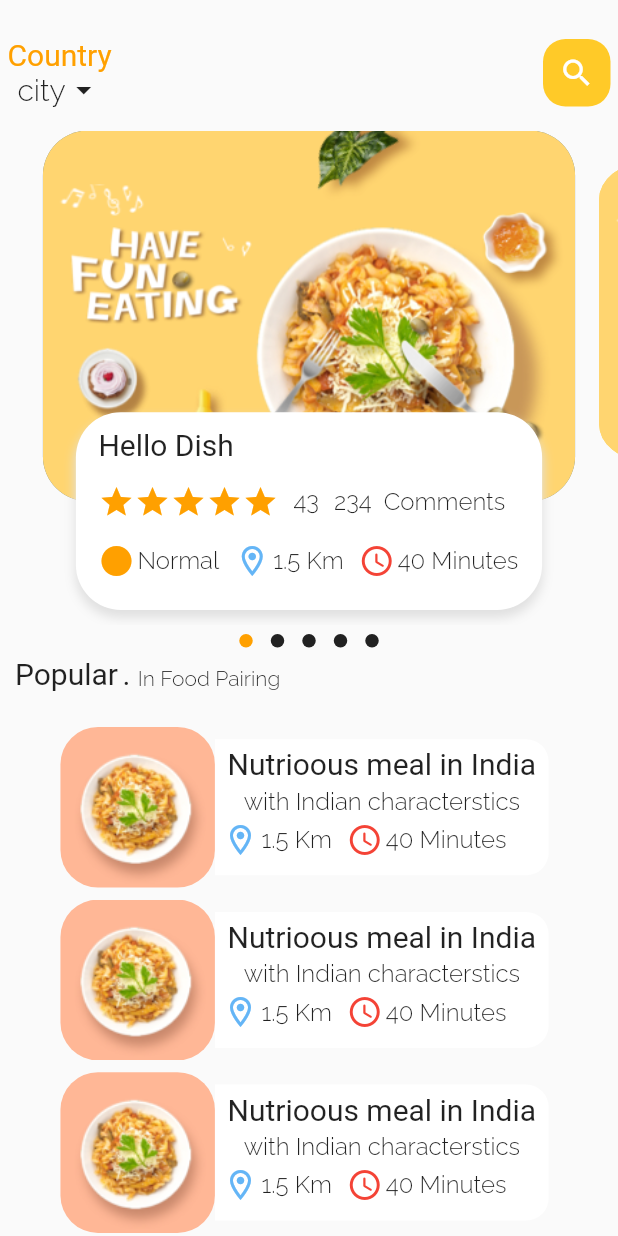
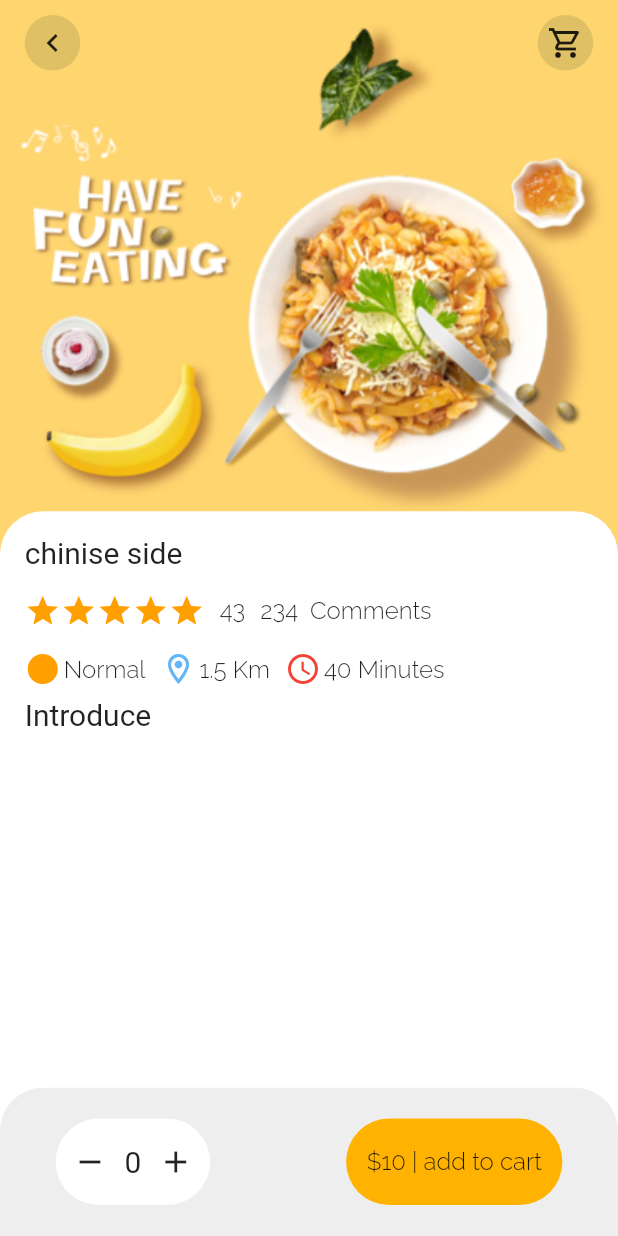
Before and after one commit to azutsavv/food_delivery, a Flutter app: the screen it shows after launch, on a phone screen of 412 x 824 dp. Run offline on Flutter 3.47's test engine with Material 2 defaults, Android fonts, the phone set to English and light mode, and no system bars; drawn by our look-alikes of dots_indicator; our stand-ins replace get, google_fonts; Roboto replaces fonts that are missing (Merienda).

Commit message:
food descripition

```diff
--- a/lib/main.dart
+++ b/lib/main.dart
@@ -1,6 +1,8 @@
 import 'package:flutter/material.dart';
+import 'package:food_delivery/pages/food.dart/popular_food.dart';
+import 'package:get/get_connect/http/src/utils/utils.dart';
 import 'package:get/get_navigation/src/root/get_material_app.dart';
-
+import 'package:flutter/services.dart';
 import 'pages/main_food_page/main_food_page.dart';
 
 void main() {
@@ -15,16 +17,11 @@ class MyApp extends StatelessWidget {
   Widget build(BuildContext context) {
     return GetMaterialApp(
       debugShowCheckedModeBanner: false,
-      initialRoute: 'foodpage',
+      initialRoute: 'popular',
       routes: {
-         'foodpage': (context)=> mianfoodpage(),
-
+        'foodpage': (context) => mianfoodpage(),
+        'popular': (context) => popularfooddetail(),
       },
-
-
-
-
-
     );
   }
 }
--- /dev/null
+++ b/lib/pages/food.dart/popular_food.dart
@@ -0,0 +1,128 @@
+import 'package:flutter/material.dart';
+import 'package:flutter/src/widgets/container.dart';
+import 'package:flutter/src/widgets/framework.dart';
+import 'package:food_delivery/widget/app_column.dart';
+import 'package:food_delivery/widget/popular_icon.dart';
+
+import '../../font/big_text.dart';
+import '../../font/small_text.dart';
+import '../../widget/icon_text.dart';
+
+class popularfooddetail extends StatelessWidget {
+  const popularfooddetail({super.key});
+
+  @override
+  Widget build(BuildContext context) {
+    var ht = MediaQuery.of(context).size.height;
+    var wd = MediaQuery.of(context).size.width;
+    return SafeArea(
+      child: Scaffold(
+        backgroundColor: Colors.white,
+        body: Stack(
+          children: [
+            Positioned(
+                left: 0,
+                right: 0,
+                child: Container(
+                  width: double.maxFinite,
+                  height: ht * 0.45,
+                  decoration: BoxDecoration(
+                      image: DecorationImage(
+                          fit: BoxFit.cover,
+                          image: AssetImage("assets/image/food0.png"))),
+                )),
+            Positioned(
+                top: 10,
+                left: wd * 0.04,
+                right: wd * 0.04,
+                child: Row(
+                  mainAxisAlignment: MainAxisAlignment.spaceBetween,
+                  children: [
+                    appicon(
+                      icon: Icons.chevron_left,
+                      iconSize: wd * .09,
+                    ),
+                    appicon(
+                        icon: Icons.shopping_cart_outlined, iconSize: wd * .09),
+                  ],
+                )),
+            Positioned(
+              left: 0,
+              right: 0,
+              bottom: 0,
+              top: ht * 0.45 - 30,
+              child: Container(
+                  decoration: BoxDecoration(
+                    color: Colors.white,
+                    borderRadius: BorderRadius.only(
+                      topLeft: Radius.circular(wd * 0.07),
+                      topRight: Radius.circular(wd * 0.07),
+                    ),
+                  ),
+                  padding: EdgeInsets.only(
+                      right: wd * 0.04, left: wd * 0.04, top: ht * 0.02),
+                  child: Column(
+                    crossAxisAlignment: CrossAxisAlignment.start,
+                    children: [
+                      app_column(text: 'chinise side',),
+                      SizedBox(height: 7,),
+                      big_text(text: "Introduce",),
+
+                    ],
+                  )
+            )
+            )
+          ],
+        ),
+        bottomNavigationBar: Container(
+          decoration: BoxDecoration(
+            color: Colors.grey.shade200,
+            borderRadius: BorderRadius.only(
+              topLeft: Radius.circular(wd * 0.07),topRight: Radius.circular(wd * 0.07)
+            )
+          ),
+          height: ht*0.12,
+          padding: EdgeInsets.only(
+            left: wd * 0.09,right:wd * 0.09 , top: wd * 0.04,bottom: wd * 0.04
+          ),
+          child: Row(
+            mainAxisAlignment: MainAxisAlignment.spaceBetween,
+            children: [
+            Container(
+              width: wd*0.25,
+              height: wd*0.14,
+              decoration: BoxDecoration(
+                color: Colors.white,
+                borderRadius: BorderRadius.circular(wd*0.2)
+
+              ),
+              child: Row(
+                mainAxisAlignment: MainAxisAlignment.spaceEvenly,
+                children: [
+                  Icon(Icons.remove),
+                  big_text(text: "0"),
+                  Icon(Icons.add),
+                ],
+              ),
+
+            ),
+            Container(
+              alignment: Alignment.center,
+              width: wd*0.35,
+              height: wd*0.14,
+              decoration: BoxDecoration(
+                color: Colors.amber.shade600,
+                borderRadius: BorderRadius.circular(wd*.2)
+              ),
+
+              child: small_text(text: "\$10 | add to cart"),
+
+            )
+          ]
+          ),
+
+        ),
+      ),
+    );
+  }
+}
--- a/lib/pages/main_food_page/food_page_body.dart
+++ b/lib/pages/main_food_page/food_page_body.dart
@@ -1,4 +1,4 @@
-import 'dart:ffi';
+
 
 import 'package:flutter/cupertino.dart';
 import 'package:flutter/material.dart';
@@ -6,6 +6,7 @@ import 'package:flutter/src/widgets/container.dart';
 import 'package:flutter/src/widgets/framework.dart';
 import 'package:food_delivery/font/big_text.dart';
 import 'package:food_delivery/font/small_text.dart';
+import 'package:food_delivery/widget/app_column.dart';
 import 'package:food_delivery/widget/icon_text.dart';
 import 'package:dots_indicator/dots_indicator.dart';
 
@@ -206,64 +207,7 @@ class _foodpagebodyState extends State<foodpagebody> {
               ),
               child: Container(
                 padding: EdgeInsets.only(left: 15, right: 10, top: 10),
-                child: Column(
-                  crossAxisAlignment: CrossAxisAlignment.start,
-                  children: [
-                    big_text(text: "Hello Dish"),
-                    SizedBox(
-                      height: 15,
-                    ),
-                    Row(
-                      children: [
-                        Wrap(
-                          children: List.generate(5, (index) {
-                            return Icon(
-                              Icons.star,
-                              color: Colors.amber.shade700,
-                            );
-                          }),
-                        ),
-                        SizedBox(
-                          width: 10,
-                        ),
-                        small_text(text: "43"),
-                        SizedBox(
-                          width: 10,
-                        ),
-                        small_text(text: "234"),
-                        SizedBox(
-                          width: 8,
-                        ),
-                        small_text(text: "Comments")
-                      ],
-                    ),
-                    SizedBox(
-                      height: 15,
-                    ),
-                    Row(
-                      children: [
-                        icon_text(
-                            icon: Icons.circle,
-                            iconcolor: Colors.amber.shade700,
-                            text: "Normal"),
-                        SizedBox(
-                          width: 10,
-                        ),
-                        icon_text(
-                            icon: Icons.location_on_outlined,
-                            iconcolor: Colors.blue.shade300,
-                            text: "1.5 Km"),
-                        SizedBox(
-                          width: 10,
-                        ),
-                        icon_text(
-                            icon: Icons.access_time_rounded,
-                            iconcolor: Colors.red,
-                            text: "40 Minutes"),
-                      ],
-                    )
-                  ],
-                ),
+                child: app_column(text: "Chinise Side")
               ),
             ),
           ),
--- /dev/null
+++ b/lib/widget/app_column.dart
@@ -0,0 +1,72 @@
+import 'package:flutter/cupertino.dart';
+import 'package:flutter/material.dart';
+import 'package:flutter/src/widgets/container.dart';
+import 'package:flutter/src/widgets/framework.dart';
+
+import '../font/big_text.dart';
+import '../font/small_text.dart';
+import 'icon_text.dart';
+
+class app_column extends StatelessWidget {
+  final String text;
+  const app_column({super.key, required this.text});
+
+  @override
+  Widget build(BuildContext context) {
+    return Column(crossAxisAlignment: CrossAxisAlignment.start, children: [
+      big_text(text: text),
+      SizedBox(
+        height: 15,
+      ),
+      Row(
+        children: [
+          Wrap(
+            children: List.generate(5, (index) {
+              return Icon(
+                Icons.star,
+                color: Colors.amber.shade700,
+              );
+            }),
+          ),
+          SizedBox(
+            width: 10,
+          ),
+          small_text(text: "43"),
+          SizedBox(
+            width: 10,
+          ),
+          small_text(text: "234"),
+          SizedBox(
+            width: 8,
+          ),
+          small_text(text: "Comments")
+        ],
+      ),
+      SizedBox(
+        height: 15,
+      ),
+      Row(
+        children: [
+          icon_text(
+              icon: Icons.circle,
+              iconcolor: Colors.amber.shade700,
+              text: "Normal"),
+          SizedBox(
+            width: 10,
+          ),
+          icon_text(
+              icon: Icons.location_on_outlined,
+              iconcolor: Colors.blue.shade300,
+              text: "1.5 Km"),
+          SizedBox(
+            width: 10,
+          ),
+          icon_text(
+              icon: Icons.access_time_rounded,
+              iconcolor: Colors.red,
+              text: "40 Minutes"),
+        ],
+      )
+    ]);
+  }
+}
--- /dev/null
+++ b/lib/widget/popular_icon.dart
@@ -0,0 +1,31 @@
+import 'package:flutter/cupertino.dart';
+import 'package:flutter/material.dart';
+import 'package:flutter/src/widgets/container.dart';
+import 'package:flutter/src/widgets/framework.dart';
+
+class appicon extends StatelessWidget {
+  final IconData icon;
+  final Color iconcolor;
+  final Color backgroundcolor;
+  final double iconSize;
+  const appicon({super.key, required this.icon, this.iconcolor=Colors.black87,
+                  this.backgroundcolor=const Color(0xFF224224224),  this.iconSize=40});
+
+  @override
+  Widget build(BuildContext context) {
+    return Container(
+      height: iconSize,
+      width: iconSize,
+      decoration: BoxDecoration(
+        borderRadius: BorderRadius.circular(50),
+        color: backgroundcolor
+      ),
+
+      child: Icon(
+            icon,
+            color: iconcolor,
+
+      ),
+    );
+  }
+}
```
